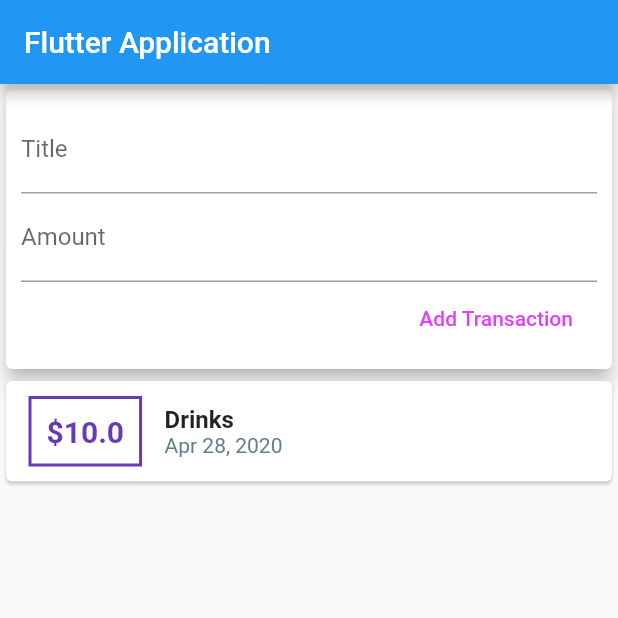
After one commit to nvshah/Expense_Tracker, a Flutter app: the screen it shows after launch, after a tap on "Add Transaction", on a phone screen of 412 x 824 dp, the top half of it. The commit adds this screen. Run offline on Flutter 3.47's test engine with Material 2 defaults, Android fonts, the phone set to English and light mode, and no system bars.

Commit message:
Managing transactions List view and user input v1-

```diff
--- a/lib/transaction.dart
+++ b/lib/models/transaction.dart
@@ -1,4 +1,3 @@
-
 import 'package:flutter/foundation.dart';
 
 class Transaction {
--- /dev/null
+++ b/lib/widgets/new_transaction.dart
@@ -0,0 +1,44 @@
+import 'package:flutter/material.dart';
+
+class NewTransaction extends StatelessWidget {
+  //Properties
+  final Function addTx;
+
+  final titleController = TextEditingController();
+  final amountController = TextEditingController();
+
+  NewTransaction(this.addTx);
+
+  @override
+  Widget build(BuildContext context) {
+    return Card(
+      elevation: 5,
+      child: Container(
+        padding: EdgeInsets.all(10),
+        child: Column(
+          crossAxisAlignment: CrossAxisAlignment.end,
+          children: <Widget>[
+            TextField(
+              decoration: InputDecoration(labelText: 'Title'),
+            ),
+            TextField(
+              decoration: InputDecoration(labelText: 'Amount'),
+            ),
+            FlatButton(
+              child: Text('Add Transaction'),
+              textColor: Colors.purpleAccent,
+              onPressed: () {
+                print(titleController.text);
+                print(amountController.text);
+                addTx(
+                  titleController.text,
+                  double.parse(amountController.text),
+                );
+              },
+            ),
+          ],
+        ),
+      ),
+    );
+  }
+}
--- /dev/null
+++ b/lib/widgets/transaction_list.dart
@@ -0,0 +1,68 @@
+import 'package:flutter/material.dart';
+import 'package:intl/intl.dart';
+
+import '../models/transaction.dart';
+
+class TransactionList extends StatelessWidget {
+  final List<Transaction> transactions;
+
+  TransactionList(this.transactions);
+
+  @override
+  Widget build(BuildContext context) {
+    return Container(
+      height: 300,
+      child: ListView.builder(
+        itemBuilder: (ctxt, index) {
+          return Card(
+            child: Row(
+              children: <Widget>[
+                Container(
+                  margin: EdgeInsets.symmetric(
+                    vertical: 10,
+                    horizontal: 15,
+                  ),
+                  decoration: BoxDecoration(
+                    border: Border.all(
+                      color: Colors.deepPurple,
+                      width: 2,
+                    ),
+                  ),
+                  padding: EdgeInsets.all(10),
+                  child: Text(
+                    '\$${transactions[index].amount}',
+                    style: TextStyle(
+                      fontSize: 20,
+                      fontWeight: FontWeight.bold,
+                      color: Colors.deepPurple,
+                    ),
+                  ),
+                ),
+                Column(
+                  //Aligning All details on left side
+                  crossAxisAlignment: CrossAxisAlignment.start,
+                  children: <Widget>[
+                    Text(
+                      transactions[index].title,
+                      style: TextStyle(
+                        fontSize: 16,
+                        fontWeight: FontWeight.bold,
+                      ),
+                    ),
+                    Text(
+                      DateFormat.yMMMd().format(transactions[index].date),
+                      style: TextStyle(
+                        color: Colors.blueGrey,
+                      ),
+                    ),
+                  ],
+                ),
+              ],
+            ),
+          );
+        },
+        itemCount: transactions.length,
+      ),
+    );
+  }
+}
--- /dev/null
+++ b/lib/widgets/user_transaction.dart
@@ -0,0 +1,40 @@
+import 'package:flutter/material.dart';
+
+import './transaction_list.dart';
+import './new_transaction.dart';
+import '../models/transaction.dart';
+
+class UserTransactions extends StatefulWidget {
+  @override
+  _UserTransactionsState createState() => _UserTransactionsState();
+}
+
+class _UserTransactionsState extends State<UserTransactions> {
+  final List<Transaction> _userTransactions = [
+    Transaction(id: '2', amount: 10, date: DateTime.now(), title: 'Drinks'),
+  ];
+
+  void _addNewTransaction(String txTitle, double txAmount) {
+    final newTx = Transaction(
+      title: txTitle,
+      amount: txAmount,
+      date: DateTime.now(),
+      id: DateTime.now().toString(),
+    );
+
+    setState(() {
+      _userTransactions.add(newTx);
+    });
+  }
+
+  @override
+  Widget build(BuildContext context) {
+    return Column(
+      children: <Widget>[
+        //_addNewTransaction is mere pointer to a function
+        NewTransaction(_addNewTransaction),
+        TransactionList(_userTransactions),
+      ],
+    );
+  }
+}
```
Also changed, not shown: lib/main.dart (+8 -89 lines).
